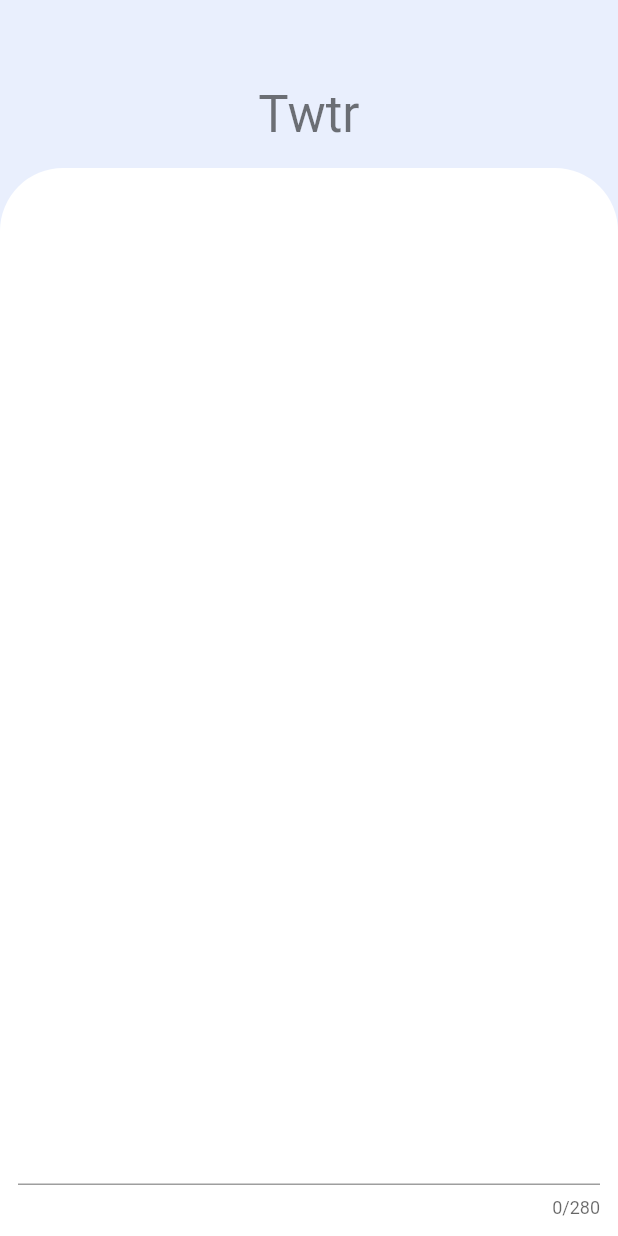
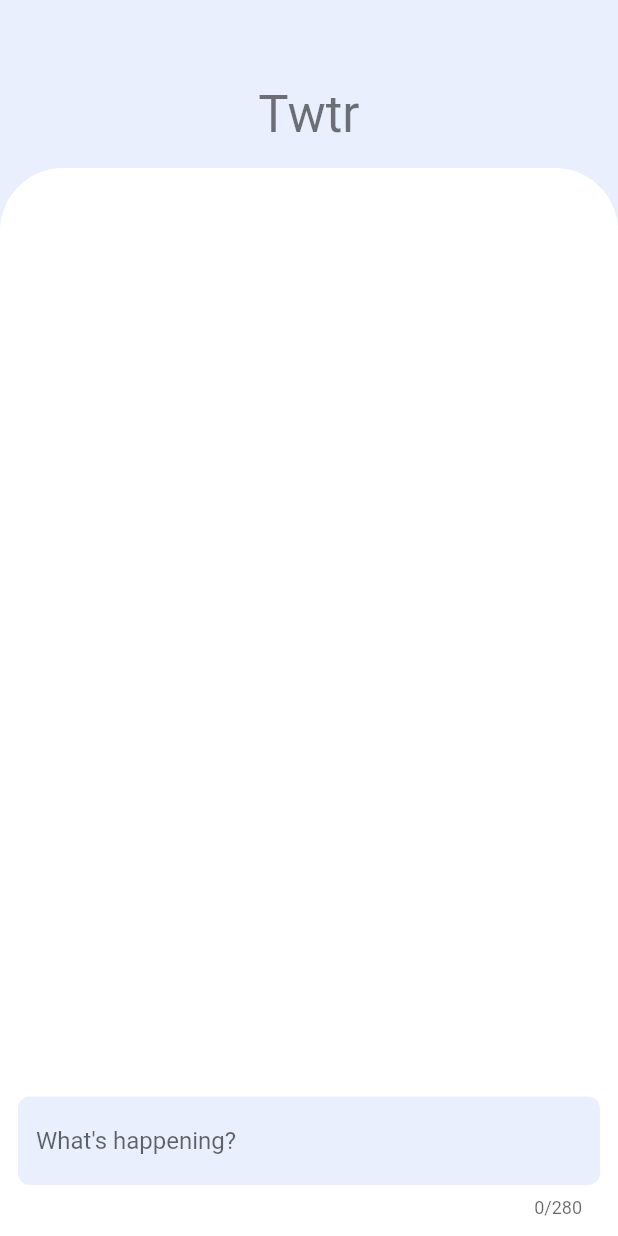
Before and after one commit to derpLLC/Twtr, a Flutter app: the screen it shows after launch, on a phone screen of 412 x 824 dp. Run offline on Flutter 3.47's test engine with Material 2 defaults, Android fonts, the phone set to English and light mode, and no system bars; our stand-ins replace dartz, flutter_hooks, hooks_riverpod; missing offline and left inert: dart_twitter_api.

Commit message:
lib: style the text input field
Signed-off-by: Ayush Dubey <ayushdubey70@gmail.com>

```diff
--- a/lib/main.dart
+++ b/lib/main.dart
@@ -81,6 +81,15 @@
       maxLines: 4,
       maxLength: 280,
       maxLengthEnforcement: MaxLengthEnforcement.enforced,
+      decoration: InputDecoration(
+        hintText: 'What\'s happening?',
+        border: OutlineInputBorder(
+          borderRadius: BorderRadius.circular(8),
+          borderSide: BorderSide.none,
+        ),
+        fillColor: Color(0xffE9EFFD),
+        filled: true,
+      ),
     );
   }
 }
```
